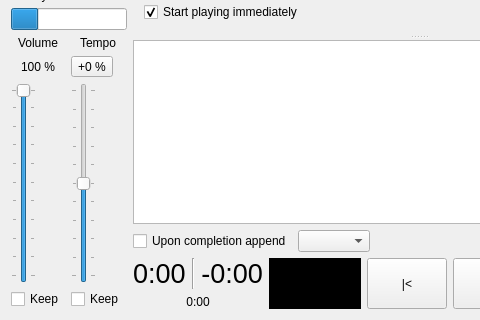
The window that PlayerWindow.ui (madmaxoft/SkauTan) describes before a commit, drawn with Qt 5; both pictures show x 0 to 480 and y 209 to 529 of the 716 by 529 pixel window.
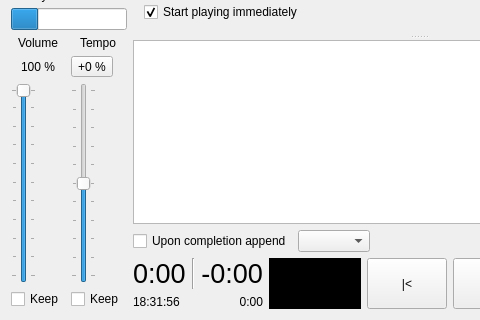
The same window after the commit. Custom widgets are drawn as their Qt base class.

Commit message: PlayerWindow: Added current wall-clock time display.

The edit to the form file:
```diff
--- a/PlayerWindow.ui
+++ b/PlayerWindow.ui
@@ -414,6 +414,18 @@
            </layout>
           </item>
           <item>
+           <layout class="QHBoxLayout" name="horizontalLayout_5">
+            <item>
+             <widget class="QLabel" name="lblWallClockTime">
+              <property name="toolTip">
+               <string>Current wall-clock time</string>
+              </property>
+              <property name="text">
+               <string notr="true">18:31:56</string>
+              </property>
+             </widget>
+            </item>
+            <item>
            <widget class="QLabel" name="lblPosition">
             <property name="toolTip">
              <string>Current position within the song</string>
@@ -422,9 +434,11 @@
              <string notr="true">0:00</string>
             </property>
             <property name="alignment">
-             <set>Qt::AlignCenter</set>
-            </property>
-           </widget>
+               <set>Qt::AlignRight|Qt::AlignTrailing|Qt::AlignVCenter</set>
+              </property>
+             </widget>
+            </item>
+           </layout>
           </item>
          </layout>
         </item>
```
Lines whose indentation alone changed are shown as unchanged. The commit also changes 1 other file.
